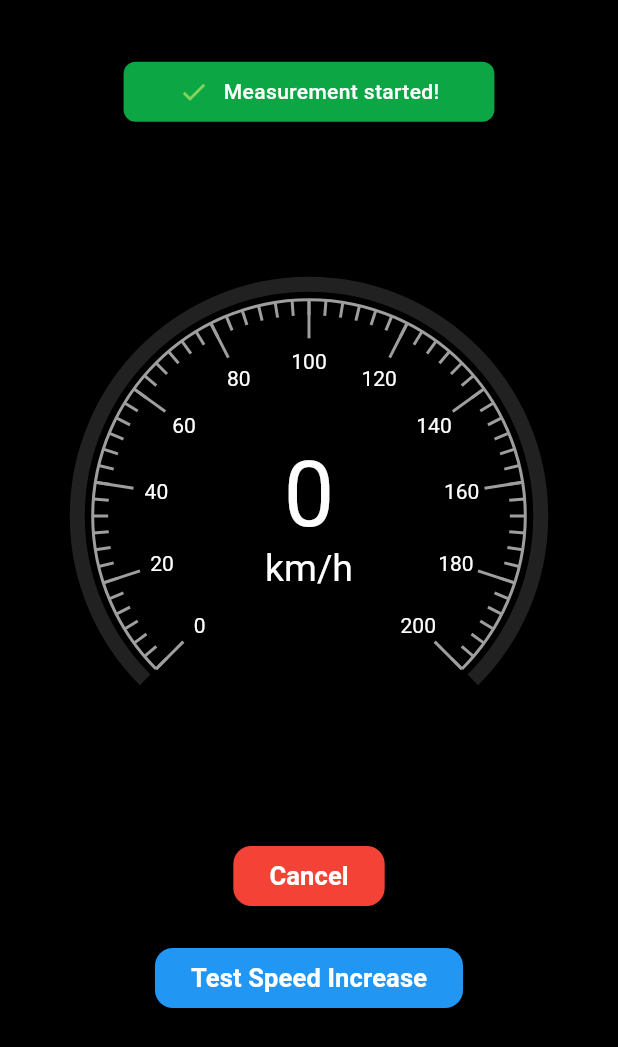
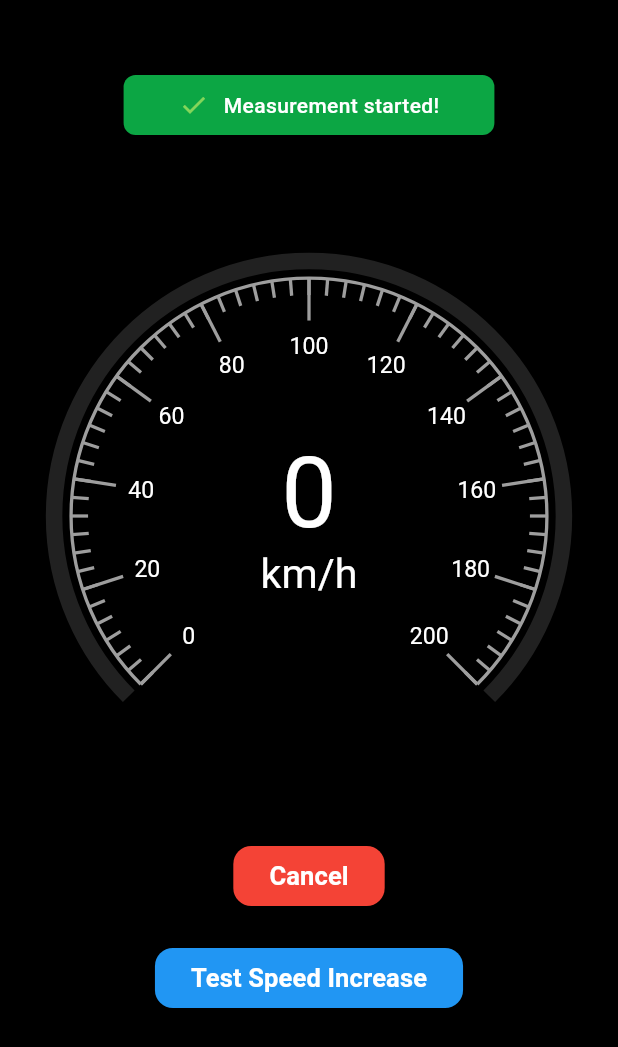
Before and after one commit to taalnorbert/dyno2, a Flutter app: the ZeroToHundred screen opened by its route, on a phone screen of 412 x 824 dp. Shown: the top 1047 px of the screen. Run offline on Flutter 3.47's test engine with Material 3 defaults, Android fonts, the phone set to English and light mode, and no system bars; our stand-ins replace cloud_firestore, firebase_auth, firebase_core, fl_chart, fluttertoast, geolocator and 8 more; accounts and stored records are empty; generated files the repository leaves out were written again.

Commit message:
FEATURE - Animációk

```diff
--- a/lib/speed_meter/Navbar/Pages/zero_to_hundred.dart
+++ b/lib/speed_meter/Navbar/Pages/zero_to_hundred.dart
@@ -18,7 +18,8 @@ class ZeroToHundred extends StatefulWidget {
   State<ZeroToHundred> createState() => _ZeroToHundredState();
 }
 
-class _ZeroToHundredState extends State<ZeroToHundred> {
+class _ZeroToHundredState extends State<ZeroToHundred>
+    with SingleTickerProviderStateMixin {
   // Use the SpeedProvider instance
   final SpeedProvider _speedProvider = SpeedProvider();
 
@@ -31,7 +32,12 @@ class _ZeroToHundredState extends State<ZeroToHundred> {
   DateTime? _startTime;
   Timer? _measurementTimer;
   bool _waitingForSpeedToReachThreshold = false;
-  bool _isMeasurementFinished = false; // Add this flag
+  bool _isMeasurementFinished = false;
+  bool _isSpeedometerExpanded =
+      false; // New variable for speedometer size animation
+
+  late AnimationController _messageAnimationController;
+  late Animation<Offset> _messageSlideAnimation;
 
   @override
   void initState() {
@@ -39,10 +45,25 @@ class _ZeroToHundredState extends State<ZeroToHundred> {
     _checkPermissionsAndStartListening();
     _listenToLocationServiceStatus();
 
+    // Initialize animation controller for message
+    _messageAnimationController = AnimationController(
+      vsync: this,
+      duration: Duration(milliseconds: 400),
+    );
+
+    // Create slide animation that moves from top (-1.0) to its normal position (0.0)
+    _messageSlideAnimation = Tween<Offset>(
+      begin: Offset(0.0, -1.0),
+      end: Offset.zero,
+    ).animate(CurvedAnimation(
+      parent: _messageAnimationController,
+      curve: Curves.easeOut,
+    ));
+
     // Add listener to SpeedProvider to get updates
     _speedProvider.addListener(_onSpeedChanged);
 
-    // Indítsa el automatikusan a mérést, amikor betöltődik az oldal
+    // Start measurement automatically when page loads
     WidgetsBinding.instance.addPostFrameCallback((_) {
       _startMeasurement();
     });
@@ -110,7 +131,6 @@ class _ZeroToHundredState extends State<ZeroToHundred> {
       });
 
       Future.delayed(Duration(seconds: 3), () {
-        // Add this mounted check to prevent setState after dispose
         if (mounted) {
           setState(() {
             showMovementWarning = false;
@@ -126,11 +146,14 @@ class _ZeroToHundredState extends State<ZeroToHundred> {
       isTestButtonVisible = true;
       _waitingForSpeedToReachThreshold = false;
       _isMeasurementFinished = false;
+      _isSpeedometerExpanded = true; // Trigger speedometer animation
     });
+
+    // Start the message slide animation
+    _messageAnimationController.forward();
 
     // Make sure all Future.delayed callbacks check mounted status
     Future.delayed(Duration(seconds: 3), () {
-      // Add this mounted check
       if (mounted) {
         setState(() {
           isMeasurementStarted = false;
@@ -217,15 +240,17 @@ class _ZeroToHundredState extends State<ZeroToHundred> {
       isMeasurementStarted = false;
       isTestButtonVisible = false;
       _waitingForSpeedToReachThreshold = false;
-      _isMeasurementFinished = false; // Reset the flag
+      _isMeasurementFinished = false;
+      _isSpeedometerExpanded = false; // Reset speedometer size
     });
 
     _measurementTimer?.cancel();
     _measurementTimer = null;
+    _messageAnimationController.reset();
 
     // Replace Navigator.pop with context.pop
     if (mounted) {
-      context.pop(); // Visszamegy az előző oldalra go_router helyett
+      context.pop();
     }
   }
 
@@ -250,6 +275,7 @@ class _ZeroToHundredState extends State<ZeroToHundred> {
     _speedIncreaseTimer?.cancel();
     _measurementTimer?.cancel();
     _speedProvider.removeListener(_onSpeedChanged);
+    _messageAnimationController.dispose();
     super.dispose();
   }
 
@@ -259,18 +285,27 @@ class _ZeroToHundredState extends State<ZeroToHundred> {
       backgroundColor: Colors.black,
       body: Center(
         child: Stack(
+          alignment: Alignment.center, // Center all children in the stack
           children: [
             Column(
               mainAxisAlignment: MainAxisAlignment.center,
               children: [
-                AnimatedContainer(
-                  duration: Duration(milliseconds: 300),
-                  width: MediaQuery.sizeOf(context).width * 1,
-                  height: MediaQuery.sizeOf(context).width * 1,
+                // Use AnimatedScale instead of AnimatedContainer for proper proportional scaling
+                AnimatedScale(
+                  scale: _isSpeedometerExpanded
+                      ? 1.1
+                      : 1.0, // 10% larger when expanded
+                  duration: Duration(milliseconds: 600),
+                  curve: Curves.easeInOut,
+                  child: SizedBox(
+                    width: MediaQuery.of(context).size.width,
+                    height: MediaQuery.of(context).size.width, // Keep it square
                     child: CustomPaint(
                       painter: MeterPainter(
                         _getSpeedInCurrentUnit(_speedProvider.currentSpeed),
-                        isKmh: _speedProvider.isKmh),
+                        isKmh: _speedProvider.isKmh,
+                      ),
+                    ),
                   ),
                 ),
                 if (isMeasurementActive) ...[
@@ -288,19 +323,39 @@ class _ZeroToHundredState extends State<ZeroToHundred> {
                 ],
               ],
             ),
+            // Position the message at the top with proper centering
             if (isMeasurementStarted)
-              SuccessMessage(
+              Positioned(
+                top: 50, // Adjust this value as needed for proper positioning
+                left: 0,
+                right: 0,
+                child: SlideTransition(
+                  position: _messageSlideAnimation,
+                  child: Center(
+                    // Center horizontally
+                    child: SuccessMessage(
                       message: AppLocalizations.measurementStarted,
                       icon: Icons.check,
                       color: Color(0xFF0ca644),
                       iconColor: Color(0xFF84D65A),
                     ),
+                  ),
+                ),
+              ),
             if (showMovementWarning)
-              WarningMessage(
+              Positioned(
+                top: 50, // Match the same positioning as the success message
+                left: 0,
+                right: 0,
+                child: Center(
+                  // Center horizontally
+                  child: WarningMessage(
                     message: AppLocalizations.vehicleIsMoving,
                     icon: Icons.warning,
                     color: Colors.orange,
                     iconColor: Colors.white,
+                  ),
+                ),
               ),
           ],
         ),
```
Also changed, not shown: lib/speed_meter/Navbar/Pages/hundred_to_twohundred.dart (+65 -17 lines), lib/speed_meter/Navbar/Pages/quarter_mile.dart (+58 -9 lines). Lines whose indentation alone changed are shown as unchanged.
